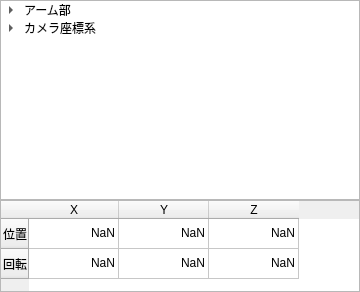
Above: src/rviz_plugin_camerapos/main.ui from CA-Giken/rviz_plugin_camerapos before the change. Below: the same form after it.
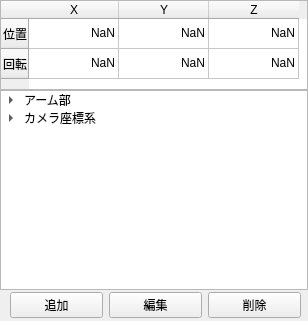
That is the form after the change.

Diff of the .ui file:
```diff
--- a/src/rviz_plugin_camerapos/main.ui
+++ b/src/rviz_plugin_camerapos/main.ui
@@ -6,48 +6,66 @@
    <rect>
     <x>0</x>
     <y>0</y>
-    <width>360</width>
-    <height>292</height>
+    <width>308</width>
+    <height>321</height>
    </rect>
   </property>
   <property name="windowTitle">
    <string>Form</string>
   </property>
-  <widget class="QWidget" name="verticalLayoutWidget">
+  <widget class="QTreeWidget" name="treeWidget">
    <property name="geometry">
     <rect>
-     <x>300</x>
-     <y>0</y>
-     <width>61</width>
-     <height>101</height>
+     <x>0</x>
+     <y>90</y>
+     <width>308</width>
+     <height>200</height>
     </rect>
    </property>
-   <layout class="QVBoxLayout" name="verticalLayout">
-    <property name="spacing">
-     <number>0</number>
+   <property name="minimumSize">
+    <size>
+     <width>300</width>
+     <height>0</height>
+    </size>
+   </property>
+   <property name="headerHidden">
+    <bool>true</bool>
+   </property>
+   <column>
+    <property name="text">
+     <string>登録済みカメラ位置</string>
     </property>
+   </column>
+   <item>
+    <property name="text">
+     <string>アーム部</string>
+    </property>
     <item>
-     <widget class="QPushButton" name="pushButton">
-      <property name="text">
-       <string>追加</string>
-      </property>
-     </widget>
+     <property name="text">
+      <string>正面</string>
+     </property>
     </item>
     <item>
-     <widget class="QPushButton" name="pushButton_3">
-      <property name="text">
-       <string>編集</string>
-      </property>
-     </widget>
+     <property name="text">
+      <string>上面</string>
+     </property>
     </item>
+   </item>
+   <item>
+    <property name="text">
+     <string>カメラ座標系</string>
+    </property>
     <item>
-     <widget class="QPushButton" name="pushButton_2">
-      <property name="text">
-       <string>削除</string>
-      </property>
-     </widget>
+     <property name="text">
+      <string>正面</string>
+     </property>
     </item>
-   </layout>
+    <item>
+     <property name="text">
+      <string>カメラ後方</string>
+     </property>
+    </item>
+   </item>
   </widget>
   <widget class="QTableWidget" name="tableWidget_2">
    <property name="enabled">
@@ -56,15 +74,21 @@
    <property name="geometry">
     <rect>
      <x>0</x>
-     <y>200</y>
-     <width>360</width>
-     <height>92</height>
+     <y>0</y>
+     <width>308</width>
+     <height>90</height>
     </rect>
    </property>
+   <property name="sizePolicy">
+    <sizepolicy hsizetype="Expanding" vsizetype="Expanding">
+     <horstretch>0</horstretch>
+     <verstretch>0</verstretch>
+    </sizepolicy>
+   </property>
    <property name="minimumSize">
     <size>
-     <width>360</width>
-     <height>92</height>
+     <width>300</width>
+     <height>0</height>
     </size>
    </property>
    <attribute name="horizontalHeaderMinimumSectionSize">
@@ -159,59 +183,38 @@
     </property>
    </item>
   </widget>
-  <widget class="QTreeWidget" name="treeWidget">
+  <widget class="QWidget" name="horizontalLayoutWidget">
    <property name="geometry">
     <rect>
-     <x>0</x>
-     <y>0</y>
-     <width>360</width>
-     <height>200</height>
+     <x>10</x>
+     <y>290</y>
+     <width>291</width>
+     <height>30</height>
     </rect>
    </property>
-   <property name="minimumSize">
-    <size>
-     <width>300</width>
-     <height>0</height>
-    </size>
-   </property>
-   <property name="headerHidden">
-    <bool>true</bool>
-   </property>
-   <column>
-    <property name="text">
-     <string>登録済みカメラ位置</string>
-    </property>
-   </column>
-   <item>
-    <property name="text">
-     <string>アーム部</string>
-    </property>
+   <layout class="QHBoxLayout" name="horizontalLayout">
     <item>
-     <property name="text">
-      <string>正面</string>
-     </property>
+     <widget class="QPushButton" name="addButton">
+      <property name="text">
+       <string>追加</string>
+      </property>
+     </widget>
     </item>
     <item>
-     <property name="text">
-      <string>上面</string>
-     </property>
+     <widget class="QPushButton" name="pushButton_3">
+      <property name="text">
+       <string>編集</string>
+      </property>
+     </widget>
     </item>
-   </item>
-   <item>
-    <property name="text">
-     <string>カメラ座標系</string>
-    </property>
     <item>
-     <property name="text">
-      <string>正面</string>
-     </property>
+     <widget class="QPushButton" name="deleteButton_2">
+      <property name="text">
+       <string>削除</string>
+      </property>
+     </widget>
     </item>
-    <item>
-     <property name="text">
-      <string>カメラ後方</string>
-     </property>
-    </item>
-   </item>
+   </layout>
   </widget>
  </widget>
  <resources/>
```
Left out of the diff: 2 changed lines with no effect on the pictures.
